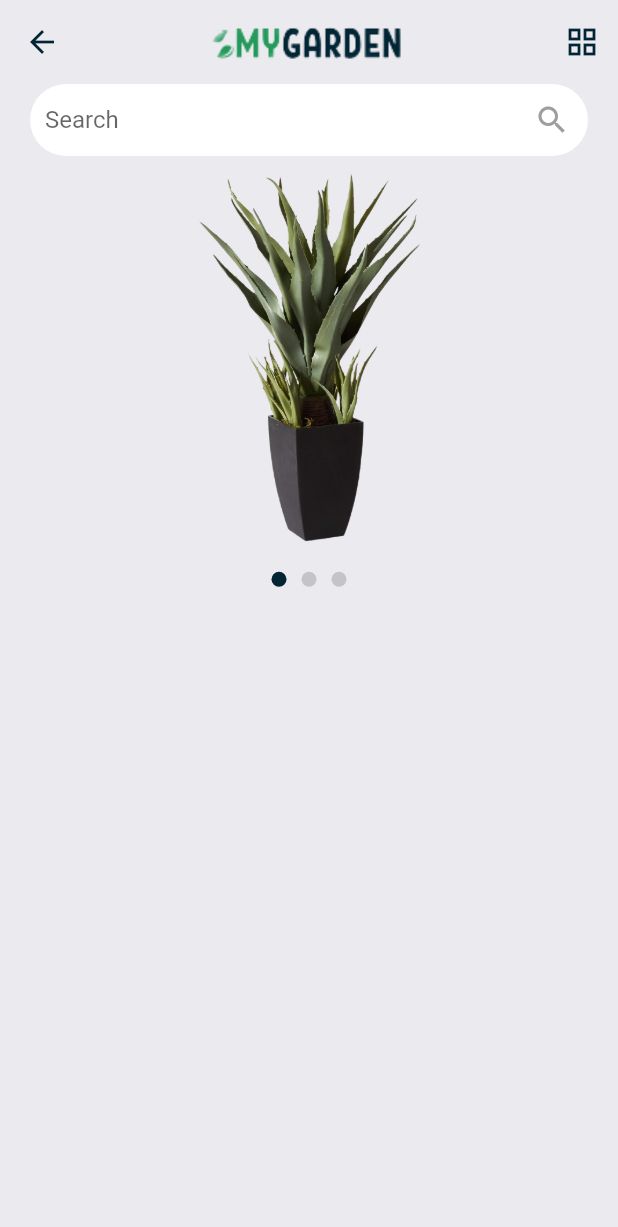
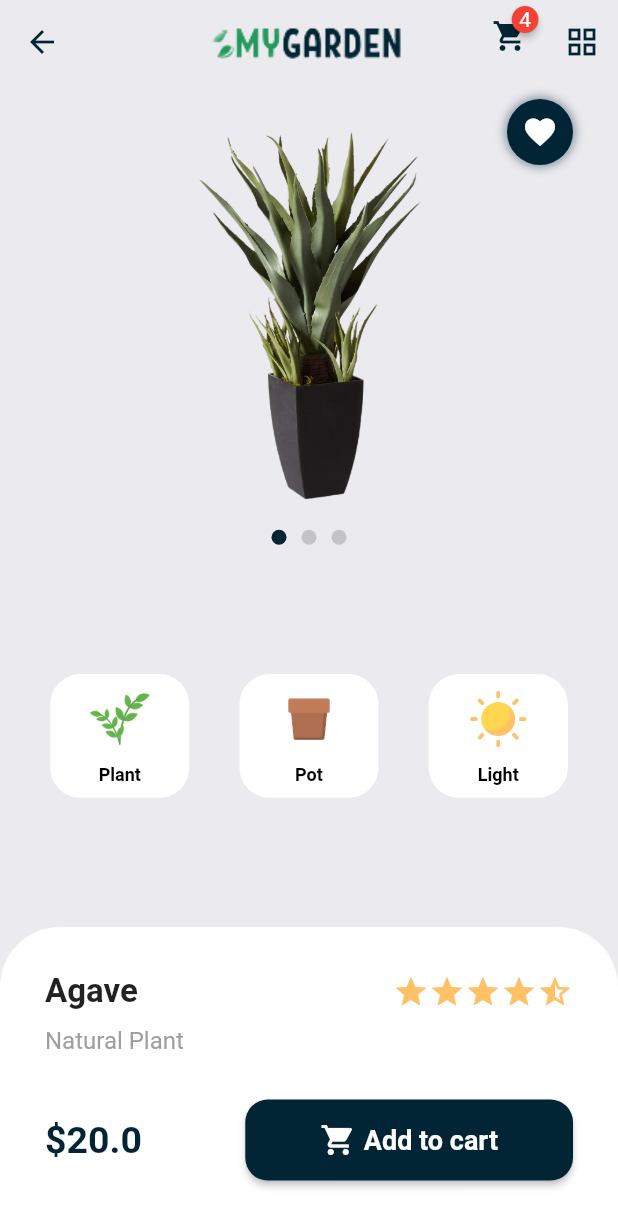
Before and after one commit to BrinaldyAlexis/mygarden, a Flutter app: the screen it shows after launch, after a tap on "Agave", on a phone screen of 412 x 824 dp. Shown: the top 1227 px of the screen. Run offline on Flutter 3.47's test engine with Material 2 defaults, Android fonts, the phone set to English and light mode, and no system bars; drawn by our look-alikes of badges.

Commit message:
product and cart screens done :)

```diff
--- a/lib/models/category.dart
+++ b/lib/models/category.dart
@@ -12,7 +12,7 @@ class Category{
 List<Category> categoryList = [
   Category(name: 'All'),
   Category(name: 'Plants'),
-  Category(name: 'Base'),
+  Category(name: 'Pots'),
   Category(name: 'Structure'),
   Category(name: 'Fertilizer'),
   Category(name: 'Pesticide'),
--- a/lib/screens/home_screen.dart
+++ b/lib/screens/home_screen.dart
@@ -1,7 +1,9 @@
 import 'package:flutter/material.dart';
 import 'package:mygarden/constants.dart';
 import 'package:mygarden/models/category.dart';
+import 'package:mygarden/screens/cart_screen.dart';
 import 'package:mygarden/widgets/grid_products.dart';
+import 'package:badges/badges.dart' as badges;
 
 class HomeScreen extends StatelessWidget {
   const HomeScreen({super.key});
@@ -18,9 +20,20 @@ class HomeScreen extends StatelessWidget {
         ),
         title: Image.asset('assets/logo-2.png'),
         actions: [
-          IconButton(
-            icon: const Icon(Icons.grid_view),
-            onPressed: (){},
+          Stack(
+            children: [
+              IconButton(
+                onPressed: () => Navigator.push(context, MaterialPageRoute(builder: (context) => const CartScreen())),
+                icon: const Icon(Icons.shopping_cart),
+              ),
+              const Positioned(
+                top: 0,
+                right: 5,
+                child: badges.Badge(
+                  badgeContent: Text('4', style: TextStyle(color: Colors.white)),
+                )
+              )
+            ],
           ),
         ],
       ),
--- a/lib/screens/product_screen.dart
+++ b/lib/screens/product_screen.dart
@@ -1,7 +1,9 @@
 import 'package:flutter/material.dart';
 import 'package:mygarden/constants.dart';
 import 'package:mygarden/models/product.dart';
-
+import 'package:mygarden/screens/cart_screen.dart';
+import 'package:mygarden/widgets/feature_card.dart';
+import 'package:badges/badges.dart' as badges;
 
 class ProductScreen extends StatefulWidget {
   const ProductScreen({required this.product, super.key});
@@ -36,36 +38,36 @@ class _ProductScreenState extends State<ProductScreen> {
     final size = MediaQuery.of(context).size;
     return Scaffold(
       appBar: AppBar(
-
         title: Image.asset('assets/logo-2.png'),
         actions: [
+           Stack(
+            children: [
+              IconButton(
+                onPressed: () => Navigator.push(context, MaterialPageRoute(builder: (context) => const CartScreen())),
+                icon: const Icon(Icons.shopping_cart),
+              ),
+              const Positioned(
+                top: 0,
+                right: 5,
+                child: badges.Badge(
+                  badgeContent: Text('4', style: TextStyle(color: Colors.white)),
+                )
+              )
+            ],
+          ),
           IconButton(
             icon: const Icon(Icons.grid_view),
             onPressed: (){},
           ),
         ],
       ),
-      body: ListView(
+      body: Column(
+        children: [
+
+          Stack(
             children: [
               Container(
-            padding: const EdgeInsets.symmetric(horizontal: 20),
-            margin: const EdgeInsets.only(bottom: 10),
-            child: TextField(
-              decoration: InputDecoration(
-                hintText: 'Search',
-                suffixIcon: const Icon(Icons.search, color: Colors.grey),
-                border: OutlineInputBorder(
-                  borderRadius: BorderRadius.circular(30),
-                  borderSide: BorderSide.none
-                ),
-                filled: true,
-                contentPadding: const EdgeInsets.symmetric(horizontal: 10),
-                fillColor: Colors.white
-              ),
-            ),
-          ),
-          Container(
-            margin: const EdgeInsets.only(bottom: 20),
+                margin: const EdgeInsets.only(bottom: 20, top: 30),
                 height: size.height * 0.3,
                 child: PageView.builder(
                   itemCount: widget.product.images.length,
@@ -77,11 +79,100 @@ class _ProductScreenState extends State<ProductScreen> {
                   itemBuilder: (context, index) => Image.asset(widget.product.images[index]),
                 ),
               ),
+              Positioned(
+                top: 10,
+                right: 30,
+                child: Container(
+                  padding: const EdgeInsets.all(10),
+                  alignment: Alignment.center,
+                  decoration: BoxDecoration(
+                    color: Constants().primaryColor,
+                    shape: BoxShape.circle,
+                    boxShadow: [
+                      BoxShadow(
+                        color: Constants().primaryColor.withOpacity(0.5),
+                        spreadRadius: 1,
+                        blurRadius: 5,
+                      ),
+                    ],
+                  ),
+                  child: const Icon(Icons.favorite, color: Colors.white),
+                )
+              )
+            ],
+          ),
           Row(
             mainAxisAlignment: MainAxisAlignment.center,
             children: buildIndicator(),
           ),
-
+          Expanded(
+            child: Container(
+              margin: const EdgeInsets.symmetric(vertical: 20),
+              child: Row(
+                mainAxisAlignment: MainAxisAlignment.spaceEvenly,
+                children: [
+                  FeatureCard(size: size, name: 'Plant', image: 'assets/images/flower-pot.png'),
+                  FeatureCard(size: size, name: 'Pot', image: 'assets/images/pot.png'),
+                  FeatureCard(size: size, name: 'Light', image: 'assets/images/sun.png'),
+                ],
+              ),
+            ),
+          ),
+          Container(
+            height: size.height * 0.25,
+            width: size.width,
+            padding: const EdgeInsets.all(30),
+            decoration: const BoxDecoration(
+              color: Colors.white,
+              borderRadius: BorderRadius.only(topLeft: Radius.circular(40), topRight: Radius.circular(40))
+            ),
+            child: Column(
+              crossAxisAlignment: CrossAxisAlignment.start,
+              children: [
+                Row(
+                  mainAxisAlignment: MainAxisAlignment.spaceBetween,
+                  children: [
+                    Text(widget.product.name, style: const TextStyle(fontSize: 22, fontWeight: FontWeight.bold)),
+                    const Row(
+                      children: [
+                        Icon(Icons.star, color: Color(0xFFFFC166)),
+                        Icon(Icons.star, color: Color(0xFFFFC166)),
+                        Icon(Icons.star, color: Color(0xFFFFC166)),
+                        Icon(Icons.star, color: Color(0xFFFFC166)),
+                        Icon(Icons.star_half, color: Color(0xFFFFC166)),
+                      ],
+                    )
+                  ],
+                ),
+                const SizedBox(height: 10),
+                Text(widget.product.description, style: const TextStyle(fontSize: 16, color: Colors.grey)),
+                const SizedBox(height: 30),
+                Row(
+                  mainAxisAlignment: MainAxisAlignment.spaceBetween,
+                  children: [
+                    Text('\$${widget.product.price}', style: TextStyle(fontSize: 25, fontWeight: FontWeight.bold, color: Constants().primaryColor)),
+                    ElevatedButton(
+                      onPressed: (){},
+                      style: ElevatedButton.styleFrom(
+                        backgroundColor: Constants().primaryColor,
+                        shape: RoundedRectangleBorder(
+                          borderRadius: BorderRadius.circular(15)
+                        ),
+                        padding: const EdgeInsets.symmetric(horizontal: 50, vertical: 15)
+                      ),
+                      child: const Row(
+                        children: [
+                          Icon(Icons.shopping_cart, color: Colors.white),
+                          SizedBox(width: 5),
+                          Text('Add to cart', style: TextStyle(fontSize: 18, fontWeight: FontWeight.bold)),
+                        ],
+                      ),
+                    )
+                  ],
+                )
+              ],
+            ),
+          )
 
         ],
       ),
--- a/lib/widgets/card_product.dart
+++ b/lib/widgets/card_product.dart
@@ -45,7 +45,6 @@ class CardProduct extends StatelessWidget {
                         color: Constants().primaryColor.withOpacity(0.5),
                         spreadRadius: 1,
                         blurRadius: 5,
-                        offset: const Offset(0, 3),
                       ),
                     ],
                   ),
--- /dev/null
+++ b/lib/widgets/feature_card.dart
@@ -0,0 +1,39 @@
+import 'package:flutter/material.dart';
+
+
+class FeatureCard extends StatelessWidget {
+  const FeatureCard({
+    super.key,
+    required this.size,
+    required this.name,
+    required this.image,
+  });
+
+  final Size size;
+  final String name;
+  final String image;
+
+  @override
+  Widget build(BuildContext context) {
+    return Container(
+      height: size.height * 0.1,
+      width: size.width * 0.225,
+      decoration: const BoxDecoration(
+        color: Colors.white,
+        borderRadius: BorderRadius.all(Radius.circular(20))
+      ),
+      child: Center(
+        child: Column(
+          crossAxisAlignment: CrossAxisAlignment.center,
+          children: [
+            Container(
+              padding: const EdgeInsets.all(10),
+              child: Image.asset(image, height: 40, fit: BoxFit.fitWidth)
+            ),
+            Text(name, style: const TextStyle(fontSize: 12, color: Colors.black, fontWeight: FontWeight.w600)),
+          ],
+        ),
+      ),
+    );
+  }
+}
--- a/pubspec.yaml
+++ b/pubspec.yaml
@@ -35,6 +35,7 @@ dependencies:
   # The following adds the Cupertino Icons font to your application.
   # Use with the CupertinoIcons class for iOS style icons.
   cupertino_icons: ^1.0.2
+  badges: ^3.1.2
 
 dev_dependencies:
   flutter_test:
```
Also changed, not shown: lib/screens/cart_screen.dart (added, +145 -0 lines), pubspec.lock. Lines whose indentation alone changed are shown as unchanged.
